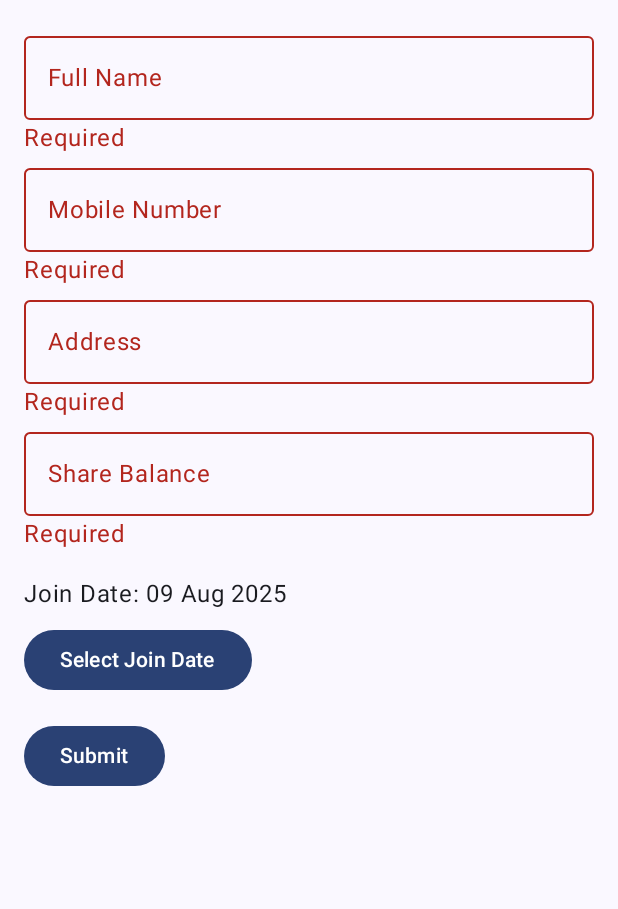
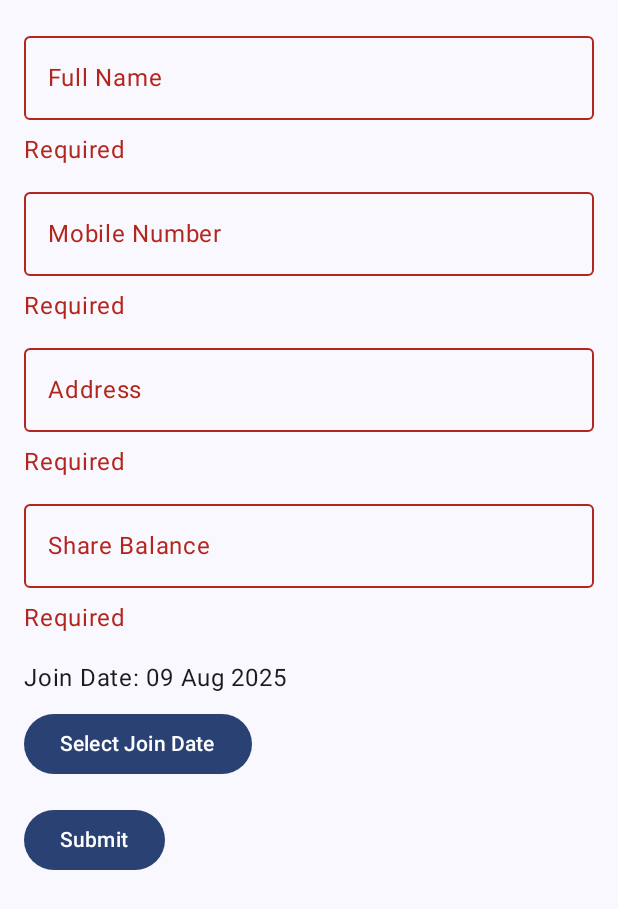
Before and after one commit to sajidmansoori88/Selfgrowthfund, an Android app built with Jetpack Compose: the composable ShareholderFormScreen shown on its own in the app's theme, after a tap on "Submit", on a phone screen of 412 x 824 dp. Shown: the top 909 px of the screen. Run offline under Robolectric (Android 15) with nearby library versions, the phone set to English and light mode, and no system bars; our stand-ins replace Dagger/Hilt's generated code.

Commit message:
✅ Fix manifest Application class + clean lint errors + stable build

```diff
--- a/app/src/main/AndroidManifest.xml
+++ b/app/src/main/AndroidManifest.xml
@@ -12,8 +12,9 @@
         android:theme="@style/Theme.SelfGrowthFund">
 
         <activity
-            android:name=".App"
+            android:name="com.selfgrowthfund.sgf.ui.MainActivity"
             android:exported="true"
+            android:windowSoftInputMode="adjustResize|stateHidden"
             android:theme="@style/Theme.SelfGrowthFund">
             <intent-filter>
                 <action android:name="android.intent.action.MAIN" />
--- a/app/src/main/java/com/selfgrowthfund/sgf/data/repository/ShareholderRepository.kt
+++ b/app/src/main/java/com/selfgrowthfund/sgf/data/repository/ShareholderRepository.kt
@@ -21,7 +21,7 @@ class ShareholderRepository @Inject constructor(
     suspend fun searchShareholders(query: String): List<Shareholder> =
         dao.searchShareholders("%$query%")
 
-    suspend fun addShareholder(shareholder: Shareholder): kotlin.Result<Unit> = try {
+    suspend fun addShareholder(shareholder: Shareholder): Result<Unit> = try {
         val timestamp = dates.now()
         val newShareholder = shareholder.copy(
             createdAt = timestamp,
@@ -33,7 +33,7 @@ class ShareholderRepository @Inject constructor(
         Result.Error(e)
     }
 
-    suspend fun updateShareholder(shareholder: Shareholder): kotlin.Result<Unit> = try {
+    suspend fun updateShareholder(shareholder: Shareholder): Result<Unit> = try {
         val updated = shareholder.copy(updatedAt = dates.now())
         dao.updateShareholder(updated)
         Result.Success(Unit)
@@ -41,7 +41,7 @@ class ShareholderRepository @Inject constructor(
         Result.Error(e)
     }
 
-    suspend fun deleteShareholder(id: String): kotlin.Result<Unit> = try {
+    suspend fun deleteShareholder(id: String): Result<Unit> = try {
         dao.getShareholderById(id)?.let {
             dao.deleteShareholder(it)
             Result.Success(Unit)
--- a/app/src/main/java/com/selfgrowthfund/sgf/ui/shareholders/ShareholderFormScreen.kt
+++ b/app/src/main/java/com/selfgrowthfund/sgf/ui/shareholders/ShareholderFormScreen.kt
@@ -1,20 +1,39 @@
 package com.selfgrowthfund.sgf.ui.shareholders
 
 import android.app.DatePickerDialog
-import androidx.compose.foundation.layout.*
-import androidx.compose.material3.*
-import androidx.compose.runtime.*
+import android.widget.Toast
+import androidx.compose.foundation.layout.Column
+import androidx.compose.foundation.layout.Spacer
+import androidx.compose.foundation.layout.fillMaxWidth
+import androidx.compose.foundation.layout.height
+import androidx.compose.foundation.layout.padding
+import androidx.compose.foundation.text.KeyboardOptions
+import androidx.compose.material3.Button
+import androidx.compose.material3.MaterialTheme
+import androidx.compose.material3.OutlinedTextField
+import androidx.compose.material3.Text
+import androidx.compose.runtime.Composable
+import androidx.compose.runtime.getValue
+import androidx.compose.runtime.mutableStateOf
+import androidx.compose.runtime.remember
+import androidx.compose.runtime.setValue
 import androidx.compose.ui.Modifier
 import androidx.compose.ui.platform.LocalContext
-import androidx.compose.ui.text.input.KeyboardOptions
+import androidx.compose.ui.text.input.ImeAction
 import androidx.compose.ui.text.input.KeyboardType
 import androidx.compose.ui.unit.dp
 import androidx.lifecycle.compose.collectAsStateWithLifecycle
+import androidx.navigation.NavController
 import java.text.SimpleDateFormat
-import java.util.*
+import java.util.Calendar
+import java.util.Date
+import java.util.Locale
 
 @Composable
-fun ShareholderFormScreen(viewModel: ShareholderViewModel) {
+fun ShareholderFormScreen(
+    viewModel: ShareholderViewModel,
+    navController: NavController
+) {
     var fullName by remember { mutableStateOf("") }
     var mobile by remember { mutableStateOf("") }
     var address by remember { mutableStateOf("") }
@@ -29,7 +48,8 @@ fun ShareholderFormScreen(viewModel: ShareholderViewModel) {
     val context = LocalContext.current
     val dateFormatter = remember { SimpleDateFormat("dd MMM yyyy", Locale.getDefault()) }
 
-    val submissionResult by viewModel.submissionResult.collectAsStateWithLifecycle()
+    val submissionResult: com.selfgrowthfund.sgf.utils.Result<Unit>?
+            by viewModel.submissionResult.collectAsStateWithLifecycle()
 
     fun validate(): Boolean {
         fullNameError = if (fullName.isBlank()) "Required" else null
@@ -57,48 +77,57 @@ fun ShareholderFormScreen(viewModel: ShareholderViewModel) {
     }
 
     Column(modifier = Modifier.padding(16.dp)) {
+
         OutlinedTextField(
             value = fullName,
             onValueChange = { fullName = it },
             label = { Text("Full Name") },
             isError = fullNameError != null,
-            modifier = Modifier.fillMaxWidth()
+            modifier = Modifier.fillMaxWidth().padding(bottom = 8.dp),
+            keyboardOptions = KeyboardOptions(keyboardType = KeyboardType.Text, imeAction = ImeAction.Next)
         )
-        if (fullNameError != null) Text(fullNameError!!, color = MaterialTheme.colorScheme.error)
+        fullNameError?.let {
+            Text(it, color = MaterialTheme.colorScheme.error, modifier = Modifier.padding(bottom = 8.dp))
+        }
 
         OutlinedTextField(
             value = mobile,
             onValueChange = { mobile = it },
             label = { Text("Mobile Number") },
-            keyboardOptions = KeyboardOptions(keyboardType = KeyboardType.Phone),
             isError = mobileError != null,
-            modifier = Modifier.fillMaxWidth()
+            modifier = Modifier.fillMaxWidth().padding(bottom = 8.dp),
+            keyboardOptions = KeyboardOptions(keyboardType = KeyboardType.Phone, imeAction = ImeAction.Next)
         )
-        if (mobileError != null) Text(mobileError!!, color = MaterialTheme.colorScheme.error)
+        mobileError?.let {
+            Text(it, color = MaterialTheme.colorScheme.error, modifier = Modifier.padding(bottom = 8.dp))
+        }
 
         OutlinedTextField(
             value = address,
             onValueChange = { address = it },
             label = { Text("Address") },
             isError = addressError != null,
-            modifier = Modifier.fillMaxWidth()
+            modifier = Modifier.fillMaxWidth().padding(bottom = 8.dp),
+            keyboardOptions = KeyboardOptions(keyboardType = KeyboardType.Text, imeAction = ImeAction.Next)
         )
-        if (addressError != null) Text(addressError!!, color = MaterialTheme.colorScheme.error)
+        addressError?.let {
+            Text(it, color = MaterialTheme.colorScheme.error, modifier = Modifier.padding(bottom = 8.dp))
+        }
 
         OutlinedTextField(
             value = shareBalance,
             onValueChange = { shareBalance = it },
             label = { Text("Share Balance") },
-            keyboardOptions = KeyboardOptions(keyboardType = KeyboardType.Number),
             isError = shareBalanceError != null,
-            modifier = Modifier.fillMaxWidth()
+            modifier = Modifier.fillMaxWidth().padding(bottom = 8.dp),
+            keyboardOptions = KeyboardOptions(keyboardType = KeyboardType.Number, imeAction = ImeAction.Done)
         )
-        if (shareBalanceError != null) Text(shareBalanceError!!, color = MaterialTheme.colorScheme.error)
+        shareBalanceError?.let {
+            Text(it, color = MaterialTheme.colorScheme.error, modifier = Modifier.padding(bottom = 8.dp))
+        }
 
-        Spacer(modifier = Modifier.height(16.dp))
+        Text("Join Date: ${dateFormatter.format(joinDate)}", modifier = Modifier.padding(vertical = 8.dp))
 
-        Text("Join Date: ${dateFormatter.format(joinDate)}")
-        Spacer(modifier = Modifier.height(8.dp))
         Button(onClick = {
             val calendar = Calendar.getInstance().apply { time = joinDate }
             DatePickerDialog(
@@ -134,12 +163,27 @@ fun ShareholderFormScreen(viewModel: ShareholderViewModel) {
             Text("Submit")
         }
 
-        submissionResult?.let {
-            if (it.isSuccess) {
-                Text("✅ Shareholder saved successfully!", color = MaterialTheme.colorScheme.primary)
+        when (submissionResult) {
+            is com.selfgrowthfund.sgf.utils.Result.Success -> {
+                Toast.makeText(context, "✅ Shareholder saved!", Toast.LENGTH_SHORT).show()
                 resetForm()
-            } else {
-                Text("❌ Error: ${it.exceptionOrNull()?.message}", color = MaterialTheme.colorScheme.error)
+                navController.navigate("shareholderList") {
+                    popUpTo("shareholderForm") { inclusive = true }
+                }
+            }
+            is com.selfgrowthfund.sgf.utils.Result.Error -> {
+                val error = (submissionResult as com.selfgrowthfund.sgf.utils.Result.Error).exception
+                Text(
+                    "❌ Error: ${error.message ?: "Unknown error"}",
+                    color = MaterialTheme.colorScheme.error,
+                    modifier = Modifier.padding(top = 12.dp)
+                )
+            }
+            com.selfgrowthfund.sgf.utils.Result.Loading -> {
+                // Optional loading UI
+            }
+            null -> {
+                // Initial state
             }
         }
     }
--- a/build.gradle.kts
+++ b/build.gradle.kts
@@ -3,7 +3,7 @@ plugins {
     alias(libs.plugins.android.library) apply false
     alias(libs.plugins.kotlin.android) apply false
     alias(libs.plugins.dagger.hilt.android) apply false
-    alias(libs.plugins.ksp) apply false
+    alias(libs.plugins.ksp) apply false // ✅ Safe to keep here as long as it's not applied
 }
 
 allprojects {
```
Also changed, not shown: app/build.gradle.kts (+46 -48 lines), app/src/main/java/com/selfgrowthfund/sgf/data/local/converters/Converters.kt (+14 -7 lines), app/src/main/java/com/selfgrowthfund/sgf/ui/shareholders/KeyboardOptionsTest.kt (added, +14 -0 lines), app/src/main/java/com/selfgrowthfund/sgf/ui/shareholders/ShareholderFragment.kt (added, +71 -0 lines), app/src/main/java/com/selfgrowthfund/sgf/ui/shareholders/ShareholderViewModel.kt (+13 -3 lines), app/src/main/java/com/selfgrowthfund/sgf/utils/Result.kt (+46 -0 lines), app/src/main/res/layout/fragment_shareholder.xml (added, +42 -0 lines), gradle/libs.versions.toml (+57 -36 lines), gradle/wrapper/gradle-wrapper.properties, 1 other file.
